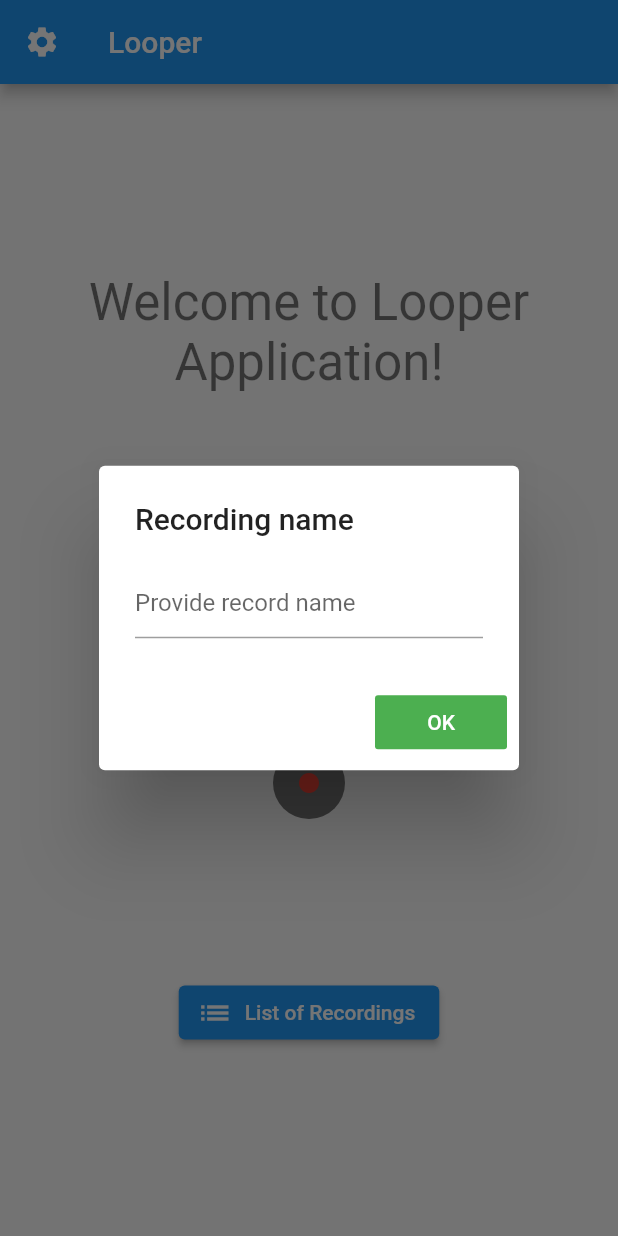
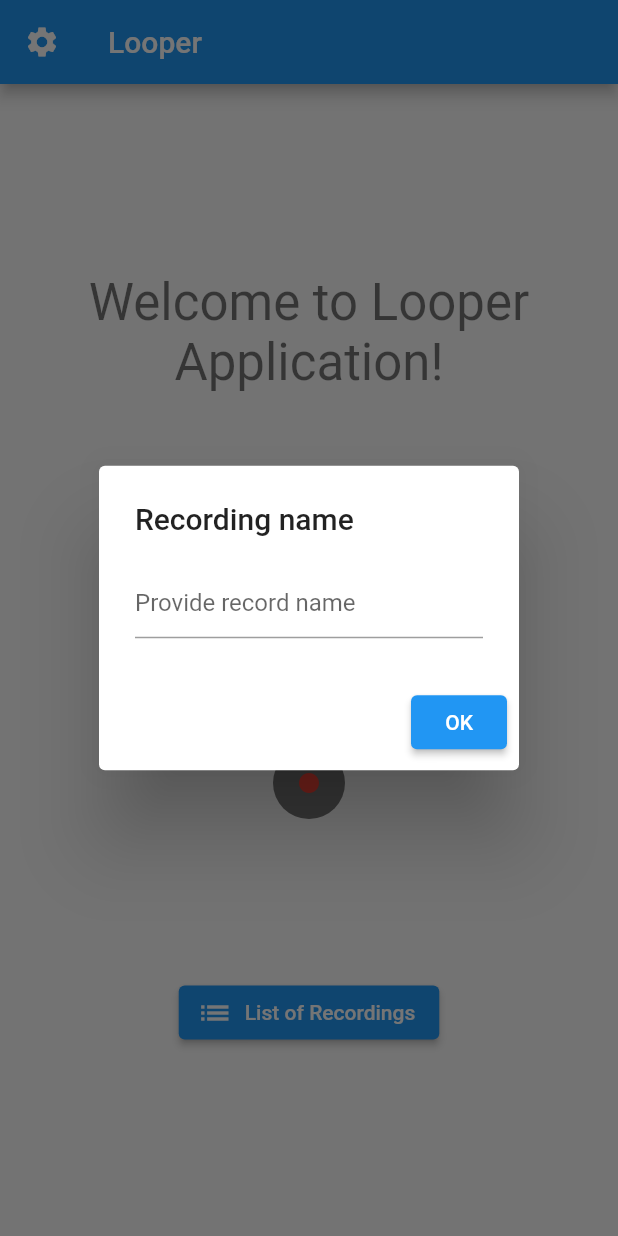
Before and after one commit to michcho415/flutter_project, a Flutter app: the screen it shows after launch, after a tap on the "circle" icon, on a phone screen of 412 x 824 dp. Run offline on Flutter 3.47's test engine with Material 2 defaults, Android fonts, the phone set to English and light mode, and no system bars; our stand-ins replace audioplayers, permission_handler; missing offline and left inert: flutter_sound_lite, microphone, record.

Commit message:
code cleanup

```diff
--- a/lib/data/app_settings.dart
+++ b/lib/data/app_settings.dart
@@ -1,8 +1,7 @@
-import 'package:flutter/material.dart';
 
 class AppData
 {
-  AppData(int this.metrum, {required int this.beatsPerMinute, required int this.numberOfTactsToRecord});
+  AppData(this.metrum, {required this.beatsPerMinute, required this.numberOfTactsToRecord});
 
   int beatsPerMinute;
   int numberOfTactsToRecord;
--- a/lib/views/main_screen.dart
+++ b/lib/views/main_screen.dart
@@ -8,13 +8,10 @@ class MainScreen extends StatefulWidget
 {
   const MainScreen({Key? key}) : super(key: key);
 
-
   @override
   State<StatefulWidget> createState() => _MainScreenState();
 
 }
-
-
 
 class _MainScreenState extends State<MainScreen>{
 
@@ -24,16 +21,16 @@ class _MainScreenState extends State<MainScreen>{
   Widget build(BuildContext context) {
       return Scaffold(
         appBar: AppBar(
-          title: Text("Looper"),
+          title: const Text("Looper"),
           leading: IconButton(
-            icon: Icon(Icons.settings),
+            icon: const Icon(Icons.settings),
             onPressed: getDataFromSettings
             ),
           ),
         body: Padding(
-                padding: EdgeInsets.symmetric(vertical: 20, horizontal: 20),
-                child: Center(
-                  child: Column(
+            padding: const EdgeInsets.symmetric(vertical: 20, horizontal: 20),
+            child: Center(
+                child: Column(
                     mainAxisAlignment: MainAxisAlignment.spaceEvenly,
                     crossAxisAlignment: CrossAxisAlignment.center,
                     children: [
@@ -52,22 +49,20 @@ class _MainScreenState extends State<MainScreen>{
                     ]
                   )
                 )
-              )
-            );
+        )
+      );
 
   }
 
   Future<void> getDataFromSettings() async {
      final result = await Navigator.push(context, MaterialPageRoute(builder: (context) => SettingsScreen(appData: data)));
-
      setState(() {
        data = result;
-
      });
   }
 
   Future<void> goToPlayer() async {
-    final result = await Navigator.push(context, MaterialPageRoute(builder: (context) => PlayerScreen(data)));
+    await Navigator.push(context, MaterialPageRoute(builder: (context) => PlayerScreen(data)));
   }
 
 }
--- a/lib/widgets/custom_button.dart
+++ b/lib/widgets/custom_button.dart
@@ -21,7 +21,7 @@ class _CustomButtonState extends State<CustomButton> {
     return Visibility(
       visible: widget.visible,
         child: Ink(
-        decoration: ShapeDecoration(
+        decoration: const ShapeDecoration(
             color: Colors.black54,
             shape: CircleBorder()
         ),
--- a/lib/widgets/looper.dart
+++ b/lib/widgets/looper.dart
@@ -27,7 +27,7 @@ enum LooperState{
 }
 
 class Looper extends StatefulWidget {
-  const Looper({Key? key, required AppData this.appData}) : super(key: key);
+  const Looper({Key? key, required this.appData}) : super(key: key);
 
   final AppData appData;
 
@@ -37,7 +37,6 @@ class Looper extends StatefulWidget {
 
 class _LooperState extends State<Looper> {
 
-  //final microphoneRecorder = MicrophoneRecorder()..init();
   FlutterSoundRecorder flutterRecorder = FlutterSoundRecorder();
   FlutterSoundPlayer flutterPlayer = FlutterSoundPlayer();
 
@@ -45,8 +44,6 @@ class _LooperState extends State<Looper> {
   AudioPlayer metronomePlayer = AudioPlayer(mode: PlayerMode.LOW_LATENCY);
   AudioCache? audioCache;
   AudioCache? metronomeAudioCache;
-
-  final recorder = Record();
 
   late LooperState state;
   bool isRecordButtonVisible = true;
@@ -86,9 +83,6 @@ class _LooperState extends State<Looper> {
     setTempDirForMet();
     setSaveDirectory();
 
-
-
-
     flutterRecorder.openAudioSession(
       focus: AudioFocus.requestFocusAndStopOthers,
       mode: SessionMode.modeDefault,
@@ -104,7 +98,6 @@ class _LooperState extends State<Looper> {
     );
 
     audioPlayer.setReleaseMode(ReleaseMode.STOP);
-    getTempDir();
 
   }
 
@@ -128,7 +121,7 @@ class _LooperState extends State<Looper> {
         children: [
           Center(child: Text(counter.toString(), textScaleFactor: 1.3,)),
           Padding(
-            padding: EdgeInsets.symmetric(vertical: 25),
+            padding: const EdgeInsets.symmetric(vertical: 25),
             child: Center(child: Text(recordingStateString.toString(), textScaleFactor: 1.3,))),
             Row(
                   mainAxisAlignment: MainAxisAlignment.center,
@@ -146,7 +139,7 @@ class _LooperState extends State<Looper> {
 
   Future<void> setTempDirForMet() async {
     var tempDir =  await getTemporaryDirectory();
-    metronomeSound = new File('${tempDir.path}/met.mp3');
+    metronomeSound = File('${tempDir.path}/met.mp3');
     ByteData bytes = await rootBundle.load('assets/met.mp3');
     metronomeSound.writeAsBytes((bytes).buffer.asInt8List());
   }
@@ -166,17 +159,11 @@ class _LooperState extends State<Looper> {
       }
   }
 
-  Future<void> getTempDir() async{
-    var tempDir = await getTemporaryDirectory();
-    recordedPath = '${tempDir.path}/recording.aac';
-  }
-
   Future<void> preRecording() async {
     await askForPermissions();
     await initTempoSetup();
     await _displayTextInputDialog(context);
-    final iable = await metronomeAudioCache?.load(path);
-    startCounting =  Timer(Duration(milliseconds: 2*tactDuration), Recording);
+    startCounting =  Timer(Duration(milliseconds: 2*tactDuration), recording);
     startCounting2 = Timer(Duration(milliseconds: 2*tactDuration-300), startRecording);
     metronomeLoop = Timer.periodic(Duration(milliseconds: oneTickDuration), onTick);
     await metronomePlayer.play(metronomeSound.path, isLocal: true);
@@ -202,8 +189,9 @@ class _LooperState extends State<Looper> {
     await metronomePlayer.play(metronomeSound.path, isLocal: true);
     setState(() {
       counter += 1;
-      if(counter == widget.appData.metrum + 1)
+      if(counter == widget.appData.metrum + 1) {
         counter = 1;
+      }
     });
 
   }
@@ -214,10 +202,10 @@ class _LooperState extends State<Looper> {
     startCounting2?.cancel();
   }
 
-  Future<void> Recording() async {
+  Future<void> recording() async {
     //await flutterRecorder.startRecorder(toFile: 'foo.aac', sampleRate: 44100, bitRate: 256000, codec: Codec.aacADTS);
     //await flutterRecorder.startRecorder(toFile: 'foo.aac', sampleRate: 44100, bitRate: 256000, codec: Codec.aacADTS);
-    recordTimer = Timer(Duration(milliseconds: beatDuration), Recorded);
+    recordTimer = Timer(Duration(milliseconds: beatDuration), recorded);
     setState((){
       startCounting?.cancel();
       state = LooperState.Recording;
@@ -225,23 +213,19 @@ class _LooperState extends State<Looper> {
     });
   }
 
-  Future<void> Playing(Timer t) async{
+  Future<void> playing(Timer t) async{
     await audioPlayer.stop();
     //await audioPlayer.seek(Duration(milliseconds: 300));
     await audioPlayer.play(
         recordedPath,
         isLocal: true,
     );
-    //await audioPlayer.resume();
   }
 
   Future<void> stopRecording() async {
     await flutterRecorder.stopRecorder();
     await metronomePlayer.stop();
     await audioPlayer.stop();
-    //await audioPlayer.release();
-    //final dir = File(recordedPath);
-    //dir.delete();
     metronomeLoop?.cancel();
     startCounting2?.cancel();
     startCounting?.cancel();
@@ -255,20 +239,15 @@ class _LooperState extends State<Looper> {
     });
   }
 
-  Future<void> Recorded() async
+  Future<void> recorded() async
   {
     recordedPath = (await flutterRecorder.stopRecorder())!;
-    //await audioPlayer.seek(Duration(milliseconds: 297));
-    /*await audioPlayer.play(
-      recordedPath,
-      isLocal: true,
-    );*/
     metronomeLoop?.cancel();
     startCounting?.cancel();
     startCounting2?.cancel();
     state = LooperState.Playing;
     await audioPlayer.setUrl(recordedPath, isLocal: true);
-    playingTimer = Timer.periodic(Duration(milliseconds: beatDuration), Playing);
+    playingTimer = Timer.periodic(Duration(milliseconds: beatDuration), playing);
     setState(() {
       isStopButtonVisible = true;
       isRecordButtonVisible = false;
@@ -292,9 +271,11 @@ class _LooperState extends State<Looper> {
               decoration: const InputDecoration(hintText: "Provide record name"),
             ),
             actions: <Widget>[
-              FlatButton(
-                color: Colors.green,
-                textColor: Colors.white,
+              ElevatedButton(
+                style: ButtonStyle(
+                  foregroundColor: MaterialStateProperty.all<Color>(Colors.white),
+                  backgroundColor: MaterialStateProperty.all<Color>(Colors.blue),
+                ),
                 child: const Text('OK'),
                 onPressed: () {
                   setState(() {
@@ -302,7 +283,6 @@ class _LooperState extends State<Looper> {
                   });
                 },
               ),
-
             ],
           );
         });
```
Also changed, not shown: lib/views/player_screen.dart (+1 -9 lines), lib/views/settings_screen.dart (+9 -9 lines), lib/widgets/audio_player.dart (+0 -9 lines).
